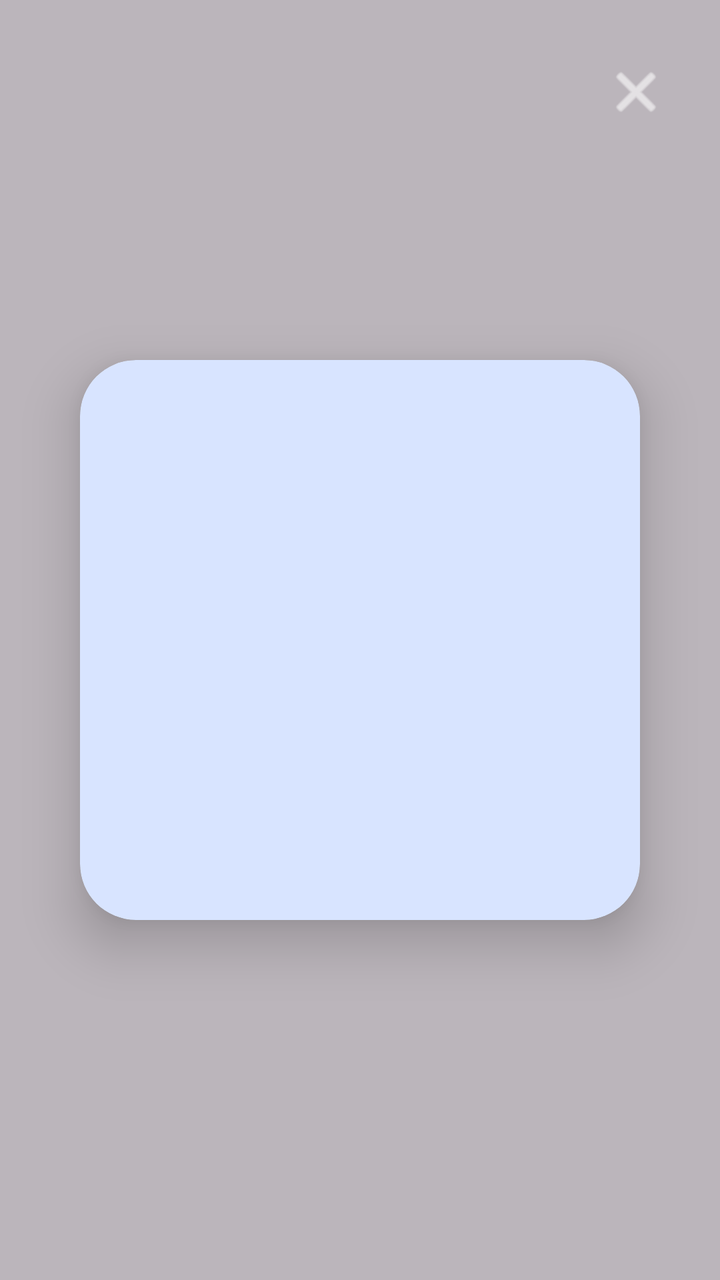
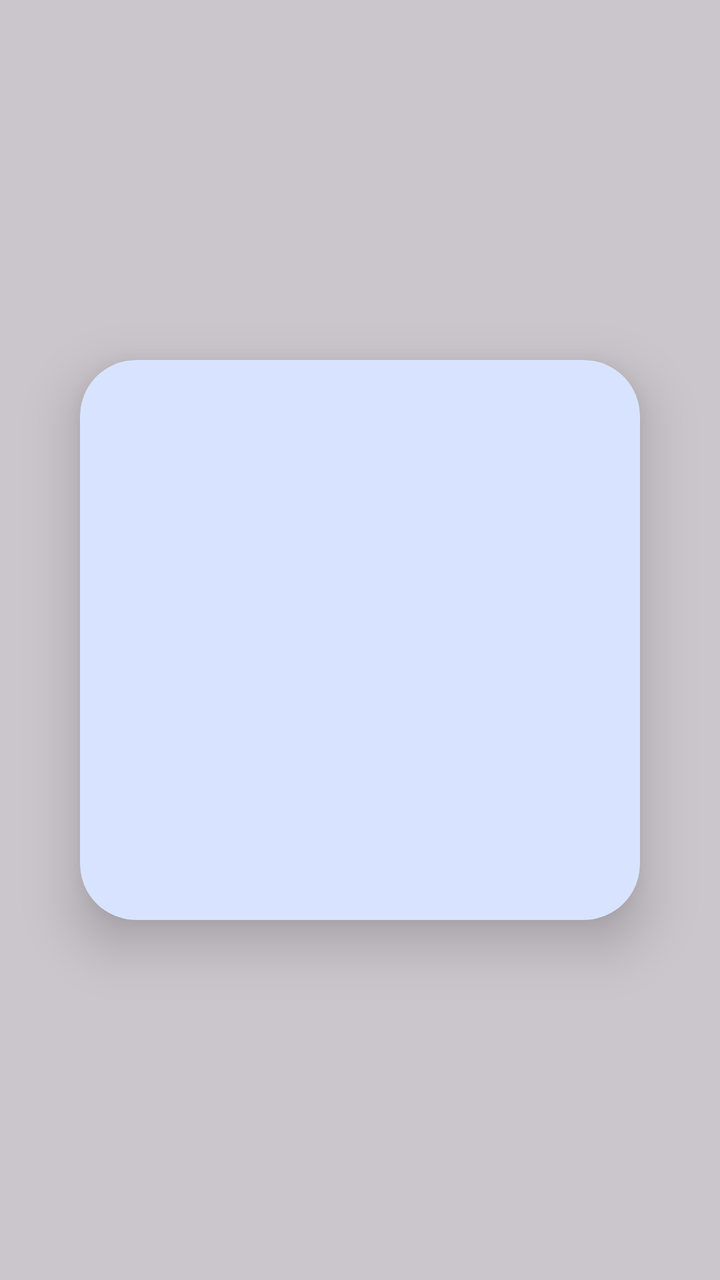

Compare the two renders of this Android layout. The source of the first and the diff that turns it into the second are given below.
<!-- AndroidManifest.xml: application theme Theme.ProjectCecily -->
<!-- res/layout/dialog_view_full_image.xml -->
<?xml version="1.0" encoding="utf-8"?>
<FrameLayout xmlns:android="http://schemas.android.com/apk/res/android"
    xmlns:app="http://schemas.android.com/apk/res-auto"
    android:layout_width="match_parent"
    android:layout_height="match_parent">

    
    <ImageView
        android:id="@+id/ivBlurBg"
        android:layout_width="match_parent"
        android:layout_height="match_parent"
        android:contentDescription="Blurred Background"
        android:scaleType="centerCrop" />

    
    <View
        android:layout_width="match_parent"
        android:layout_height="match_parent"
        android:background="#44000000" />

    
    <com.google.android.material.card.MaterialCardView
        android:layout_width="280dp"
        android:layout_height="280dp"
        android:layout_gravity="center"
        app:cardCornerRadius="28dp"
        app:cardElevation="16dp"
        app:strokeWidth="0dp">

        <com.google.android.material.imageview.ShapeableImageView
            android:id="@+id/ivFullImage"
            android:layout_width="match_parent"
            android:layout_height="match_parent"
            android:contentDescription="Full Profile Picture"
            android:scaleType="centerCrop" />

    </com.google.android.material.card.MaterialCardView>

    
    <ImageButton
        android:id="@+id/btnCloseFullImage"
        android:layout_width="44dp"
        android:layout_height="44dp"
        android:layout_gravity="top|end"
        android:layout_marginTop="24dp"
        android:layout_marginEnd="20dp"
        android:background="?attr/selectableItemBackgroundBorderless"
        android:contentDescription="Close"
        android:src="@android:drawable/ic_menu_close_clear_cancel"
        app:tint="#FFFFFF" />

</FrameLayout>
<!-- resources referenced by this layout -->
<resources>
  <style name="Theme.ProjectCecily" parent="Base.Theme.ProjectCecily" />
  <style name="Base.Theme.ProjectCecily" parent="Theme.Material3.DayNight.NoActionBar">
          
          <item name="colorPrimary">@color/nav_selected</item>
          <item name="windowActionBar">false</item>
          <item name="windowNoTitle">true</item>
  
          
          <item name="colorOnSecondaryContainer">@color/nav_selected</item>
      </style>
  <color name="nav_selected">#007AFF</color>
</resources>

<!-- the commit's change to res/layout/dialog_view_full_image.xml (unified diff, before → after) -->
@@ -1,8 +1,11 @@
 <?xml version="1.0" encoding="utf-8"?>
 <FrameLayout xmlns:android="http://schemas.android.com/apk/res/android"
     xmlns:app="http://schemas.android.com/apk/res-auto"
+    android:id="@+id/layoutBlurRoot"
     android:layout_width="match_parent"
-    android:layout_height="match_parent">
+    android:layout_height="match_parent"
+    android:clickable="true"
+    android:focusable="true">
 
     
     <ImageView
@@ -16,13 +19,16 @@
     <View
         android:layout_width="match_parent"
         android:layout_height="match_parent"
-        android:background="#44000000" />
+        android:background="#33000000" />
 
     
     <com.google.android.material.card.MaterialCardView
+        android:id="@+id/cardImageHolder"
         android:layout_width="280dp"
         android:layout_height="280dp"
         android:layout_gravity="center"
+        android:clickable="true"
+        android:focusable="true"
         app:cardCornerRadius="28dp"
         app:cardElevation="16dp"
         app:strokeWidth="0dp">
@@ -36,17 +42,4 @@
 
     </com.google.android.material.card.MaterialCardView>
 
-    
-    <ImageButton
-        android:id="@+id/btnCloseFullImage"
-        android:layout_width="44dp"
-        android:layout_height="44dp"
-        android:layout_gravity="top|end"
-        android:layout_marginTop="24dp"
-        android:layout_marginEnd="20dp"
-        android:background="?attr/selectableItemBackgroundBorderless"
-        android:contentDescription="Close"
-        android:src="@android:drawable/ic_menu_close_clear_cancel"
-        app:tint="#FFFFFF" />
-
 </FrameLayout>
